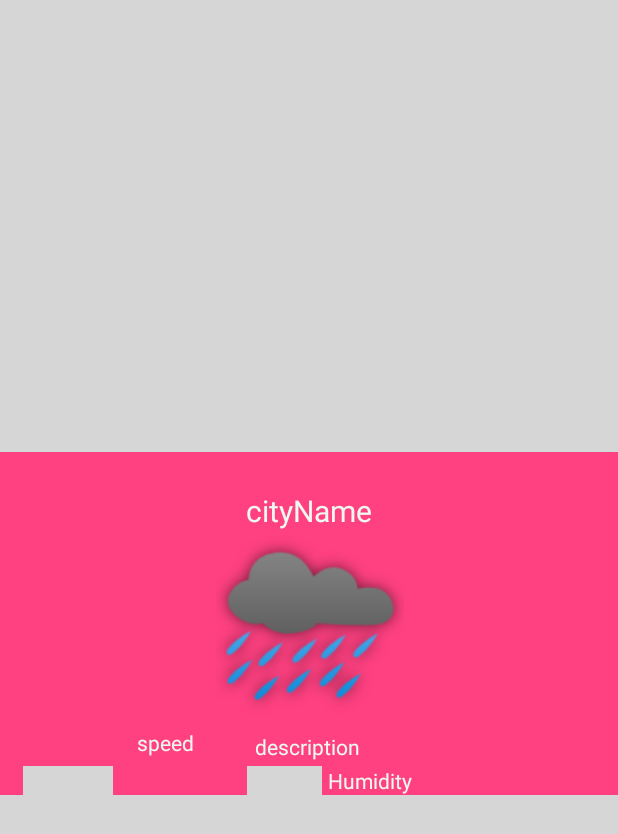
After one commit to adamut/Weather, an Android app: the layout show_detailed_activity.xml on its own in the app's theme, with its tools: preview values and no code run, on a phone screen of 412 x 824 dp. The commit adds this screen. Shown: the top 834 px of the screen. Run offline under Robolectric (Android 15) with nearby library versions, the light colour scheme and no system bars; grey boxes are pictures that could not be loaded.

Commit message:
Detailed City Weather

```diff
--- a/app/src/main/java/com/weather/weather/SearchCity.java
+++ b/app/src/main/java/com/weather/weather/SearchCity.java
@@ -34,7 +34,6 @@ public class SearchCity extends AppCompatActivity {
         changeEditTextCity();
         changeButtonCity();
         changeImageCity();
-
     }
     public void changeImageCity(){
         ImageView image= (ImageView)findViewById(R.id.imageCity);
@@ -52,6 +51,7 @@ public class SearchCity extends AppCompatActivity {
 
     public void sendMessage(View view) {
         Intent intent = new Intent(this, MainActivity.class);
+        //take input from EditText and parse it to next Activity
         EditText editText = (EditText) findViewById(R.id.editText);
         citySearch = editText.getText().toString();
 
--- /dev/null
+++ b/app/src/main/res/layout/show_detailed_activity.xml
@@ -0,0 +1,220 @@
+<?xml version="1.0" encoding="utf-8"?>
+<RelativeLayout xmlns:android="http://schemas.android.com/apk/res/android"
+    xmlns:app="http://schemas.android.com/apk/res-auto"
+    xmlns:tools="http://schemas.android.com/tools"
+    android:orientation="vertical" android:layout_width="match_parent"
+    android:layout_height="match_parent">
+
+    <ImageView
+        android:id="@+id/backgroundDetail"
+        android:layout_width="match_parent"
+        android:layout_height="match_parent"
+        android:scaleType="centerCrop"
+        android:visibility="visible"
+        app:srcCompat="@drawable/foggy" />
+
+    <android.support.constraint.ConstraintLayout
+        android:layout_width="match_parent"
+        android:layout_height="match_parent"
+        tools:layout_editor_absoluteX="8dp"
+        tools:layout_editor_absoluteY="8dp">
+
+        <android.support.constraint.ConstraintLayout
+            android:id="@+id/layoutDetailed"
+            android:layout_width="0dp"
+            android:layout_height="wrap_content"
+            android:layout_marginBottom="8dp"
+            android:background="@color/colorAccent"
+            android:visibility="visible"
+            app:layout_constraintBottom_toBottomOf="parent"
+            app:layout_constraintHorizontal_bias="0.0"
+            app:layout_constraintLeft_toLeftOf="parent"
+            app:layout_constraintRight_toRightOf="parent"
+            app:layout_constraintTop_toTopOf="parent"
+            app:layout_constraintVertical_bias="0.513">
+
+            <TextView
+                android:textColor="@color/bg_color_2"
+                android:id="@+id/detailedCityName"
+                android:layout_width="wrap_content"
+                android:layout_height="wrap_content"
+                android:layout_marginEnd="8dp"
+                android:layout_marginLeft="8dp"
+                android:layout_marginRight="8dp"
+                android:layout_marginStart="8dp"
+                android:layout_marginTop="25dp"
+                android:text="TextView"
+                android:textSize="20sp"
+                app:layout_constraintHorizontal_bias="0.501"
+                app:layout_constraintLeft_toLeftOf="parent"
+                app:layout_constraintRight_toRightOf="parent"
+                app:layout_constraintTop_toTopOf="parent"
+                tools:text="cityName" />
+
+            <ImageView
+                android:id="@+id/detailedImage"
+                android:layout_width="125dp"
+                android:layout_height="125dp"
+                android:layout_marginBottom="8dp"
+                android:layout_marginEnd="8dp"
+                android:layout_marginLeft="8dp"
+                android:layout_marginRight="8dp"
+                android:layout_marginStart="8dp"
+                app:layout_constraintBottom_toTopOf="@+id/imageTemperature"
+                app:layout_constraintLeft_toLeftOf="parent"
+                app:layout_constraintRight_toRightOf="parent"
+                app:layout_constraintTop_toBottomOf="@+id/detailedCityName"
+                app:layout_constraintVertical_bias="0.037"
+                app:srcCompat="@drawable/p501"
+                app:layout_constraintHorizontal_bias="0.502" />
+
+            <TextView
+                android:textColor="@color/bg_color_2"
+                android:id="@+id/detailedDescription"
+                android:layout_width="wrap_content"
+                android:layout_height="wrap_content"
+                android:layout_marginEnd="3dp"
+                android:layout_marginRight="3dp"
+                android:layout_marginTop="8dp"
+                android:text="Description"
+                app:layout_constraintLeft_toLeftOf="@+id/detailedImage"
+                app:layout_constraintRight_toRightOf="@+id/detailedImage"
+                app:layout_constraintTop_toBottomOf="@+id/detailedImage"
+                tools:text="description" />
+
+            <TextView
+                android:textColor="@color/bg_color_2"
+                android:id="@+id/detailedSpeed"
+                android:layout_width="wrap_content"
+                android:layout_height="wrap_content"
+                android:layout_marginBottom="25dp"
+                android:layout_marginEnd="8dp"
+                android:layout_marginStart="15dp"
+                android:text="speed"
+                app:layout_constraintBottom_toBottomOf="parent"
+                android:layout_marginRight="8dp"
+                app:layout_constraintRight_toRightOf="parent"
+                app:layout_constraintLeft_toRightOf="@+id/imageWind"
+                android:layout_marginLeft="15dp"
+                app:layout_constraintHorizontal_bias="0.0" />
+
+            <TextView
+                android:textColor="@color/bg_color_2"
+                android:id="@+id/detailedPressure"
+                android:layout_width="wrap_content"
+                android:layout_height="wrap_content"
+                android:layout_marginBottom="6dp"
+                android:layout_marginEnd="8dp"
+                android:layout_marginLeft="4dp"
+                android:layout_marginRight="32dp"
+                android:layout_marginStart="4dp"
+                android:text="Pressure"
+                app:layout_constraintBottom_toBottomOf="@+id/imageHumidity"
+                app:layout_constraintHorizontal_bias="0.0"
+                app:layout_constraintLeft_toRightOf="@+id/imageHumidity"
+                app:layout_constraintRight_toRightOf="parent" />
+
+            <TextView
+                android:textColor="@color/bg_color_2"
+                android:id="@+id/detailedHumidity"
+                android:layout_width="wrap_content"
+                android:layout_height="wrap_content"
+                android:layout_marginEnd="8dp"
+                android:layout_marginRight="8dp"
+                android:text="Humidity"
+                app:layout_constraintBottom_toTopOf="@+id/detailedPressure"
+                app:layout_constraintHorizontal_bias="0.0"
+                app:layout_constraintLeft_toLeftOf="@+id/detailedPressure"
+                app:layout_constraintRight_toRightOf="@+id/detailedPressure"
+                app:layout_constraintTop_toTopOf="@+id/imageHumidity"
+                app:layout_constraintVertical_bias="0.0" />
+
+            <TextView
+                android:textColor="@color/bg_color_2"
+                android:id="@+id/detailedDay"
+                android:layout_width="wrap_content"
+                android:layout_height="wrap_content"
+                android:layout_marginStart="17dp"
+                android:text="Day"
+                android:textSize="20sp"
+                app:layout_constraintTop_toTopOf="parent"
+                android:layout_marginTop="284dp"
+                android:layout_marginLeft="8dp"
+                app:layout_constraintLeft_toLeftOf="parent"
+                android:layout_marginRight="8dp"
+                app:layout_constraintRight_toRightOf="parent"
+                app:layout_constraintHorizontal_bias="0.218" />
+
+            <TextView
+                android:textColor="@color/bg_color_2"
+                android:id="@+id/detailedMax"
+                android:layout_width="wrap_content"
+                android:layout_height="wrap_content"
+                android:layout_marginEnd="6dp"
+                android:layout_marginStart="8dp"
+                android:text="Max"
+                android:layout_marginRight="241dp"
+                app:layout_constraintRight_toRightOf="parent"
+                android:layout_marginTop="0dp"
+                app:layout_constraintTop_toBottomOf="@+id/detailedDay"
+                android:layout_marginLeft="0dp"
+                app:layout_constraintLeft_toLeftOf="@+id/detailedDay"
+                app:layout_constraintHorizontal_bias="0.0" />
+
+            <TextView
+                android:textColor="@color/bg_color_2"
+                android:id="@+id/detailedMin"
+                android:layout_width="wrap_content"
+                android:layout_height="wrap_content"
+                android:layout_marginBottom="37dp"
+                android:text="Min"
+                app:layout_constraintBottom_toTopOf="@+id/detailedSpeed"
+                android:layout_marginTop="0dp"
+                app:layout_constraintTop_toBottomOf="@+id/detailedMax"
+                app:layout_constraintVertical_bias="0.0"
+                android:layout_marginLeft="0dp"
+                app:layout_constraintLeft_toLeftOf="@+id/detailedMax" />
+
+            <ImageView
+                android:id="@+id/imageWind"
+                android:layout_width="60dp"
+                android:layout_height="60dp"
+                android:layout_marginBottom="8dp"
+                android:layout_marginLeft="16dp"
+                android:layout_marginStart="16dp"
+                android:layout_marginTop="38dp"
+                app:layout_constraintBottom_toBottomOf="parent"
+                app:layout_constraintLeft_toLeftOf="parent"
+                app:layout_constraintTop_toBottomOf="@+id/imageTemperature"
+                app:layout_constraintVertical_bias="0.0"
+                app:srcCompat="@drawable/speed" />
+
+            <ImageView
+                android:id="@+id/imageTemperature"
+                android:layout_width="60dp"
+                android:layout_height="60dp"
+                android:layout_marginStart="15dp"
+                app:srcCompat="@drawable/temperature"
+                app:layout_constraintTop_toTopOf="@+id/imageHumidity"
+                android:layout_marginLeft="15dp"
+                app:layout_constraintLeft_toLeftOf="parent" />
+
+            <ImageView
+                android:id="@+id/imageHumidity"
+                android:layout_width="50dp"
+                android:layout_height="50dp"
+                android:layout_marginBottom="8dp"
+                android:layout_marginStart="89dp"
+                android:layout_marginTop="24dp"
+                app:layout_constraintBottom_toBottomOf="parent"
+                app:layout_constraintTop_toBottomOf="@+id/detailedDescription"
+                app:layout_constraintVertical_bias="0.35"
+                app:srcCompat="@drawable/humidity"
+                app:layout_constraintLeft_toRightOf="@+id/imageTemperature"
+                android:layout_marginLeft="90dp" />
+
+        </android.support.constraint.ConstraintLayout>
+
+    </android.support.constraint.ConstraintLayout>
+
+</RelativeLayout>
```
Also changed, not shown: app/src/main/AndroidManifest.xml (+9 -0 lines), app/src/main/java/com/weather/weather/MainActivity.java (+11 -2 lines), app/src/main/java/com/weather/weather/ShowDetailedActivityInfo.java (added, +104 -0 lines), app/src/main/java/com/weather/weather/adapters/WeatherAdapter.java (+73 -17 lines), app/src/main/res/layout/row_weather.xml (+12 -5 lines).
